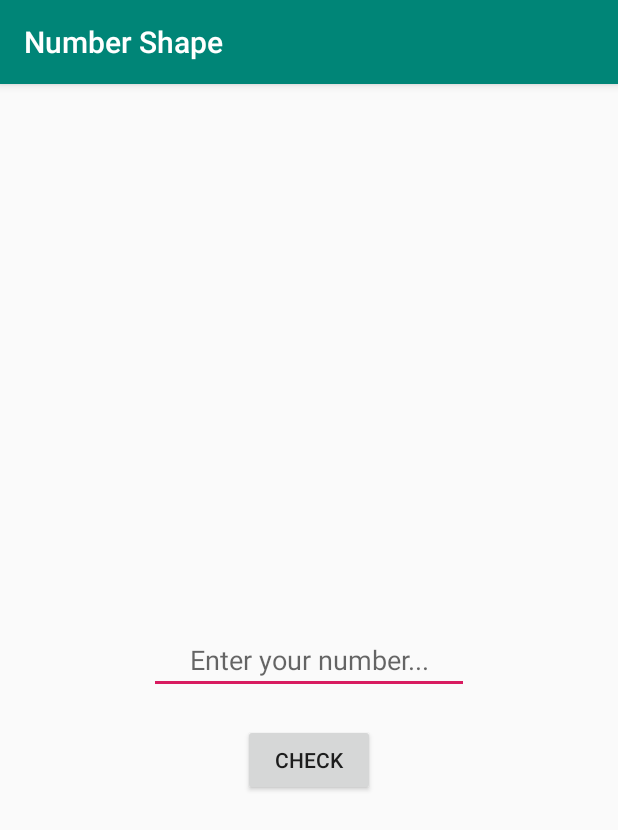
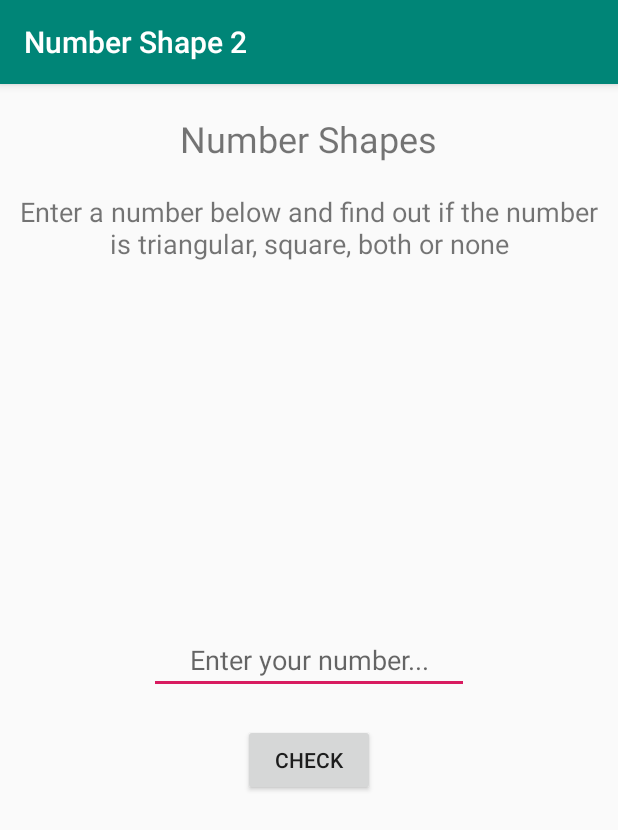
Before and after one commit to agorcsa/NumberShape, an Android app: the screen it shows after launch (MainActivity), on a phone screen of 412 x 824 dp. Shown: the top 830 px of the screen. Run offline under Robolectric (Android 15) with nearby library versions, the phone set to English and light mode, and no system bars.

Commit message:
Init Commit

```diff
--- a/app/src/main/res/layout/activity_main.xml
+++ b/app/src/main/res/layout/activity_main.xml
@@ -14,7 +14,7 @@
         android:layout_below="@id/editText"
         android:layout_centerHorizontal="true"
         android:layout_marginTop="20dp"
-        android:onClick="displayMessage"
+        android:onClick="checkNumber"
         android:text="Check" />
 
     <EditText
@@ -26,4 +26,24 @@
         android:gravity="center"
         android:hint="Enter your number..."
         android:inputType="number" />
+
+    <TextView
+        android:id="@+id/textView"
+        android:layout_width="wrap_content"
+        android:layout_height="wrap_content"
+        android:layout_centerHorizontal="true"
+        android:padding="20dp"
+        android:text="Number Shapes"
+        android:textSize="24sp" />
+
+    <TextView
+        android:id="@+id/textDescription"
+        android:layout_width="match_parent"
+        android:layout_height="wrap_content"
+        android:layout_below="@id/textView"
+        android:layout_marginLeft="10dp"
+        android:layout_marginRight="10dp"
+        android:gravity="center"
+        android:text="Enter a number below and find out if the number is triangular, square, both or none"
+        android:textSize="18sp" />
 </RelativeLayout>
--- a/app/src/main/res/values/strings.xml
+++ b/app/src/main/res/values/strings.xml
@@ -1,3 +1,3 @@
 <resources>
-    <string name="app_name">Number Shape</string>
+    <string name="app_name">Number Shape 2</string>
 </resources>
```
